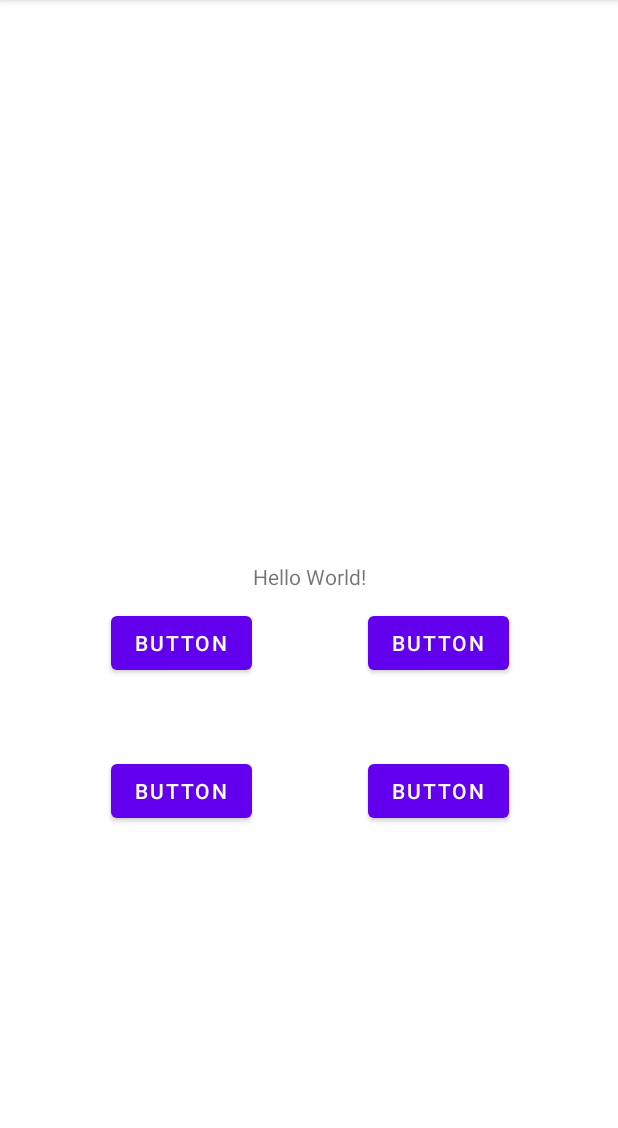
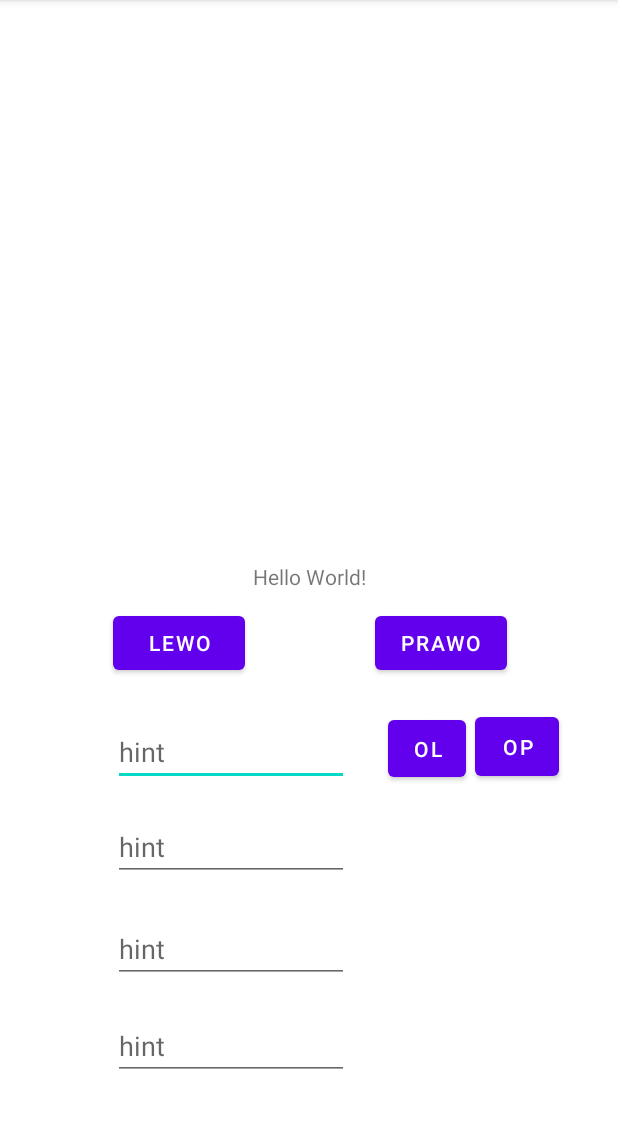
Before and after one commit to fanicholas/lekcjapoprzerwie, an Android app: the screen it shows after launch (MainActivity), on a phone screen of 412 x 824 dp, the part 84-1212 px from its top. Run offline under Robolectric (Android 15) with nearby library versions, the phone set to English and light mode, and no system bars.

Commit message:
pierwsze na 3 zrobione

```diff
--- a/app/build.gradle
+++ b/app/build.gradle
@@ -4,12 +4,12 @@ plugins {
 }
 
 android {
-    compileSdk 30
+    compileSdk 31
 
     defaultConfig {
         applicationId "com.example.lekcjapoprzerwie"
         minSdk 21
-        targetSdk 30
+        targetSdk 31
         versionCode 1
         versionName "1.0"
 
--- a/app/src/main/res/layout/activity_main.xml
+++ b/app/src/main/res/layout/activity_main.xml
@@ -31,7 +31,7 @@
         android:id="@+id/button"
         android:layout_width="wrap_content"
         android:layout_height="wrap_content"
-        android:text="Button"
+        android:text="lewo"
         app:layout_constraintBottom_toBottomOf="parent"
         app:layout_constraintEnd_toEndOf="parent"
         app:layout_constraintHorizontal_bias="0.233"
@@ -43,7 +43,7 @@
         android:id="@+id/button2"
         android:layout_width="wrap_content"
         android:layout_height="wrap_content"
-        android:text="Button"
+        android:text="prawo"
         app:layout_constraintBottom_toBottomOf="parent"
         app:layout_constraintEnd_toEndOf="parent"
         app:layout_constraintHorizontal_bias="0.772"
@@ -51,28 +51,73 @@
         app:layout_constraintTop_toTopOf="parent"
         app:layout_constraintVertical_bias="0.562" />
 
-    <Button
-        android:id="@+id/button3"
-        android:layout_width="wrap_content"
-        android:layout_height="wrap_content"
-        android:text="Button"
+    <com.google.android.material.textfield.TextInputEditText
+        android:id="@+id/textInputEditText"
+        android:layout_width="157dp"
+        android:layout_height="42dp"
+        android:hint="hint"
         app:layout_constraintBottom_toBottomOf="parent"
         app:layout_constraintEnd_toEndOf="parent"
-        app:layout_constraintHorizontal_bias="0.233"
+        app:layout_constraintHorizontal_bias="0.295"
         app:layout_constraintStart_toStartOf="parent"
         app:layout_constraintTop_toTopOf="parent"
-        app:layout_constraintVertical_bias="0.699" />
+        app:layout_constraintVertical_bias="0.664" />
+
+    <com.google.android.material.textfield.TextInputEditText
+        android:layout_width="157dp"
+        android:layout_height="45dp"
+        android:hint="hint"
+        app:layout_constraintBottom_toBottomOf="parent"
+        app:layout_constraintEnd_toEndOf="parent"
+        app:layout_constraintHorizontal_bias="0.295"
+        app:layout_constraintStart_toStartOf="parent"
+        app:layout_constraintTop_toTopOf="parent"
+        app:layout_constraintVertical_bias="0.75" />
+
+    <com.google.android.material.textfield.TextInputEditText
+        android:layout_width="157dp"
+        android:layout_height="45dp"
+        android:hint="hint"
+        app:layout_constraintBottom_toBottomOf="parent"
+        app:layout_constraintEnd_toEndOf="parent"
+        app:layout_constraintHorizontal_bias="0.295"
+        app:layout_constraintStart_toStartOf="parent"
+        app:layout_constraintTop_toTopOf="parent"
+        app:layout_constraintVertical_bias="0.844" />
+
+    <com.google.android.material.textfield.TextInputEditText
+        android:layout_width="157dp"
+        android:layout_height="45dp"
+        android:hint="hint"
+        app:layout_constraintBottom_toBottomOf="parent"
+        app:layout_constraintEnd_toEndOf="parent"
+        app:layout_constraintHorizontal_bias="0.295"
+        app:layout_constraintStart_toStartOf="parent"
+        app:layout_constraintTop_toTopOf="parent"
+        app:layout_constraintVertical_bias="0.934" />
 
     <Button
-        android:id="@+id/button4"
-        android:layout_width="wrap_content"
-        android:layout_height="wrap_content"
-        android:text="Button"
+        android:id="@+id/button5"
+        android:layout_width="52dp"
+        android:layout_height="50dp"
+        android:text="OL"
         app:layout_constraintBottom_toBottomOf="parent"
         app:layout_constraintEnd_toEndOf="parent"
-        app:layout_constraintHorizontal_bias="0.772"
+        app:layout_constraintHorizontal_bias="0.718"
         app:layout_constraintStart_toStartOf="parent"
         app:layout_constraintTop_toTopOf="parent"
-        app:layout_constraintVertical_bias="0.699" />
+        app:layout_constraintVertical_bias="0.66" />
+
+    <Button
+        android:id="@+id/button6"
+        android:layout_width="56dp"
+        android:layout_height="51dp"
+        android:text="OP"
+        app:layout_constraintBottom_toBottomOf="parent"
+        app:layout_constraintEnd_toEndOf="parent"
+        app:layout_constraintHorizontal_bias="0.889"
+        app:layout_constraintStart_toStartOf="parent"
+        app:layout_constraintTop_toTopOf="parent"
+        app:layout_constraintVertical_bias="0.659" />
 
 </androidx.constraintlayout.widget.ConstraintLayout>
```
Also changed, not shown: app/src/main/java/com/example/lekcjapoprzerwie/MainActivity.kt (+54 -2 lines).
